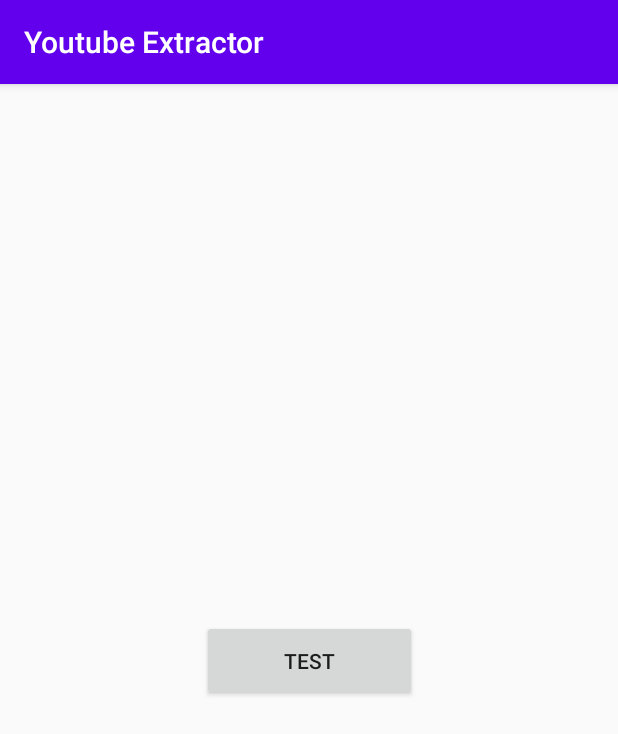
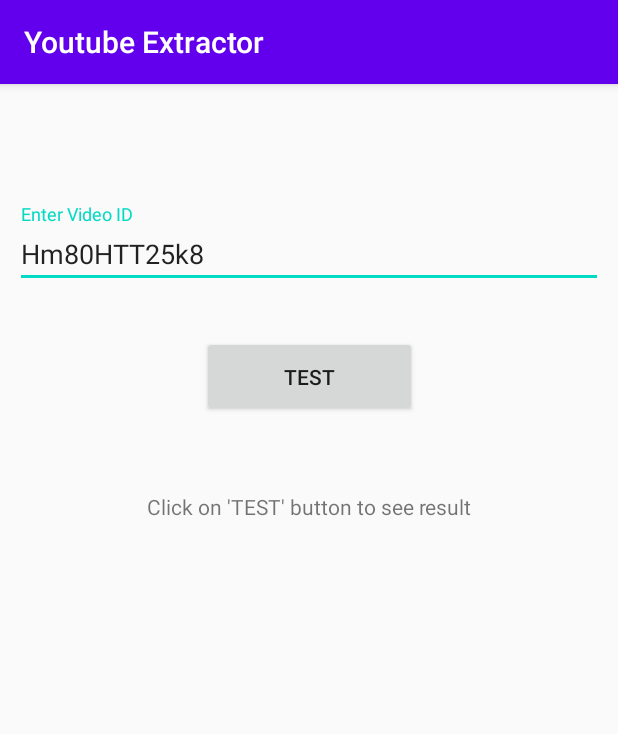
Before and after one commit to Yash-K-B/YoutubeExtractor, an Android app: the KotlinTestActivity screen opened directly, with no data from a screen before it, after a tap on "TEST", on a phone screen of 412 x 824 dp. Shown: the top 734 px of the screen. Run offline under Robolectric (Android 15) with nearby library versions, the phone set to English and light mode, and no system bars; 1 statement that could not run was skipped.

Commit message:
test improvement

```diff
--- a/app/src/main/java/com/yash/youtubeextractor/KotlinTestActivity.kt
+++ b/app/src/main/java/com/yash/youtubeextractor/KotlinTestActivity.kt
@@ -5,6 +5,7 @@ import android.util.Log
 import android.view.View
 import android.widget.Toast
 import androidx.appcompat.app.AppCompatActivity
+import androidx.core.view.GravityCompat
 import com.yash.logging.LogHelper
 import com.yash.youtube_extractor.Extractor
 import com.yash.youtube_extractor.exceptions.ExtractionException
@@ -18,15 +19,27 @@ class KotlinTestActivity : AppCompatActivity() {
         kotlinTestBinding = ActivityKotlinTestBinding.inflate(layoutInflater)
         setContentView(kotlinTestBinding.root)
 
+        kotlinTestBinding.videoId.editText?.text?.append("Hm80HTT25k8")
+
         kotlinTestBinding.testKotlin.setOnClickListener(View.OnClickListener {
 
+            if(kotlinTestBinding.videoId.editText?.text?.isEmpty()!!){
+                Toast.makeText(this@KotlinTestActivity, "Please Enter VideoId", Toast.LENGTH_SHORT).show()
+                return@OnClickListener
+            }
+
+            val videoId = kotlinTestBinding.videoId.editText?.text.toString()
+
             val extractor = Extractor();
-            extractor.extract("GYGIVAb5s4U", object : Extractor.Callback {
+            extractor.extract(videoId, object : Extractor.Callback {
                 override fun onSuccess(videoDetails: VideoDetails?) {
                     val videoUrl = videoDetails?.videoData?.thumbnail?.thumbnails?.get(0)?.url
                     Log.d("LOG_DEBUG", "Url: $videoUrl")
                     val channelThumbnailUrl = videoDetails?.videoData?.channelThumbnail?.thumbnails?.get(0)?.url
                     LogHelper.d("From Kotlin ", " channel Thumbnail : $channelThumbnailUrl")
+                    LogHelper.d("From Kotlin: ", videoDetails?.videoData?.toString())
+                    kotlinTestBinding.testResult.gravity = GravityCompat.START
+                    kotlinTestBinding.testResult.text = videoDetails?.videoData?.toString()
                     Toast.makeText(this@KotlinTestActivity, "Success", Toast.LENGTH_SHORT).show()
                 }
 
--- a/app/src/main/res/layout/activity_kotlin_test.xml
+++ b/app/src/main/res/layout/activity_kotlin_test.xml
@@ -6,14 +6,58 @@
     android:layout_height="match_parent"
     tools:context=".KotlinTestActivity">
 
+    <com.google.android.material.textfield.TextInputLayout
+        android:id="@+id/videoId"
+        android:layout_width="match_parent"
+        android:layout_height="wrap_content"
+        android:layout_marginStart="10dp"
+        android:layout_marginEnd="10dp"
+        app:layout_constraintEnd_toEndOf="parent"
+        app:layout_constraintHorizontal_bias="0.5"
+        app:layout_constraintStart_toStartOf="parent"
+        app:layout_constraintTop_toTopOf="@+id/guideline2">
+
+        <com.google.android.material.textfield.TextInputEditText
+            android:layout_width="match_parent"
+            android:layout_height="wrap_content"
+            android:hint="Enter Video ID" />
+    </com.google.android.material.textfield.TextInputLayout>
+
     <Button
         android:id="@+id/testKotlin"
         android:layout_width="143dp"
         android:layout_height="54dp"
+        android:layout_marginTop="32dp"
         android:text="Test"
-        app:layout_constraintBottom_toBottomOf="parent"
+        app:layout_constraintEnd_toEndOf="parent"
+        app:layout_constraintStart_toStartOf="parent"
+        app:layout_constraintTop_toBottomOf="@+id/videoId" />
+
+
+    <androidx.constraintlayout.widget.Guideline
+        android:id="@+id/guideline2"
+        android:layout_width="wrap_content"
+        android:layout_height="wrap_content"
+        android:orientation="horizontal"
+        app:layout_constraintGuide_begin="80dp" />
+
+    <ScrollView
+        android:layout_width="match_parent"
+        android:layout_height="300dp"
         app:layout_constraintEnd_toEndOf="parent"
         app:layout_constraintHorizontal_bias="0.5"
         app:layout_constraintStart_toStartOf="parent"
-        app:layout_constraintTop_toTopOf="parent" />
+        app:layout_constraintTop_toBottomOf="@+id/testKotlin"
+        android:layout_marginTop="40dp">
+        <TextView
+            android:id="@+id/testResult"
+            android:layout_width="match_parent"
+            android:layout_height="wrap_content"
+            android:text="Click on 'TEST' button to see result"
+            android:gravity="center_horizontal"
+            android:layout_margin="10dp" />
+    </ScrollView>
+
+
+
 </androidx.constraintlayout.widget.ConstraintLayout>
--- a/youtube_extractor/src/main/java/com/yash/youtube_extractor/Extractor.java
+++ b/youtube_extractor/src/main/java/com/yash/youtube_extractor/Extractor.java
@@ -148,7 +148,7 @@ public class Extractor {
         try {
             URL webUrl = new URL(url);
             HttpURLConnection connection = (HttpURLConnection) webUrl.openConnection();
-            connection.setRequestProperty("User-Agent", "Mozilla/5.0 (Windows NT 10.0; WOW64) AppleWebKit/537.36 (KHTML, like Gecko) Chrome/86.0.4240.198 Safari/537.36");
+            connection.setRequestProperty("User-Agent", "Mozilla/5.0 (Windows NT 10.0; WOW64) AppleWebKit/537.36 (KHTML, like Gecko) Chrome/88.0.4324.104 Safari/537.36");
             //connection.setRequestProperty("User-Agent", "Mozilla/5.0 (Macintosh; Intel Mac OS X 10_14_6) AppleWebKit/605.1.15 (KHTML, like Gecko) Version/13.0.3 Safari/605.1.15");
             BufferedReader bufferedReader = new BufferedReader(new InputStreamReader(connection.getInputStream()));
             int numChar;
```
Also changed, not shown: youtube_extractor/src/main/java/com/yash/youtube_extractor/models/ChannelThumbnail.java (+16 -0 lines), youtube_extractor/src/main/java/com/yash/youtube_extractor/models/VideoData.java (+22 -0 lines).
